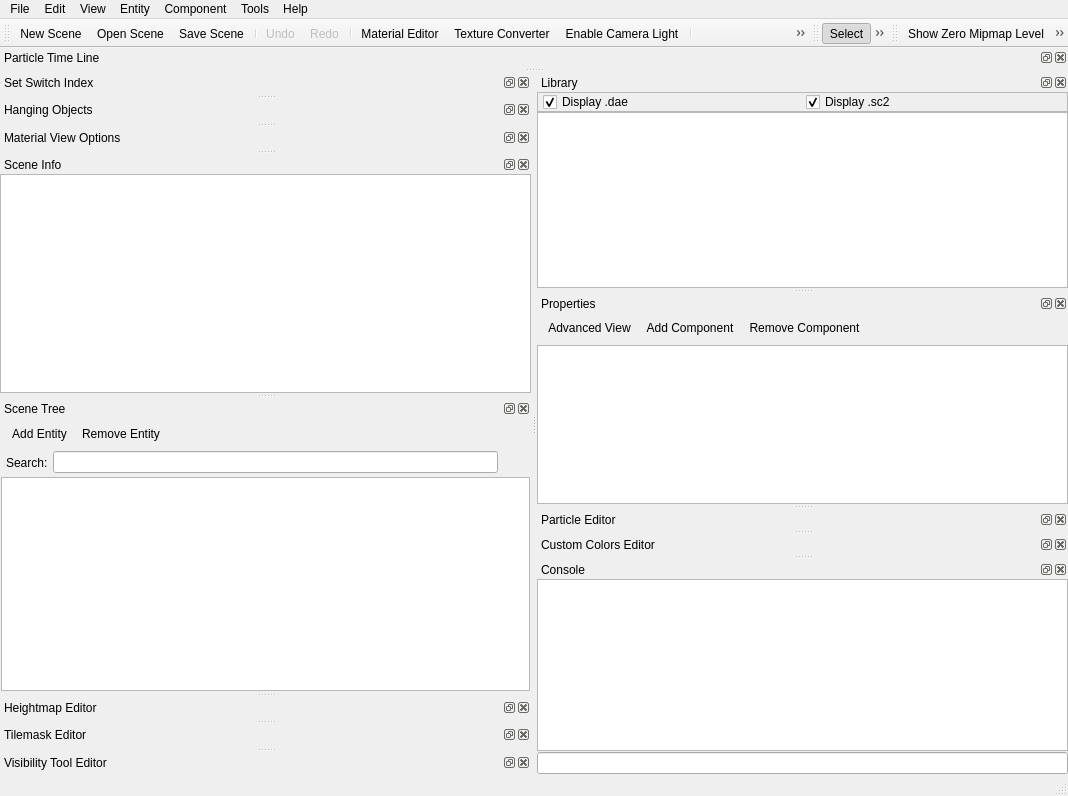
Old version of the form Tools/ResourceEditor/DataQt/mainwindow.ui in the repository xaoctech/dava.engine.
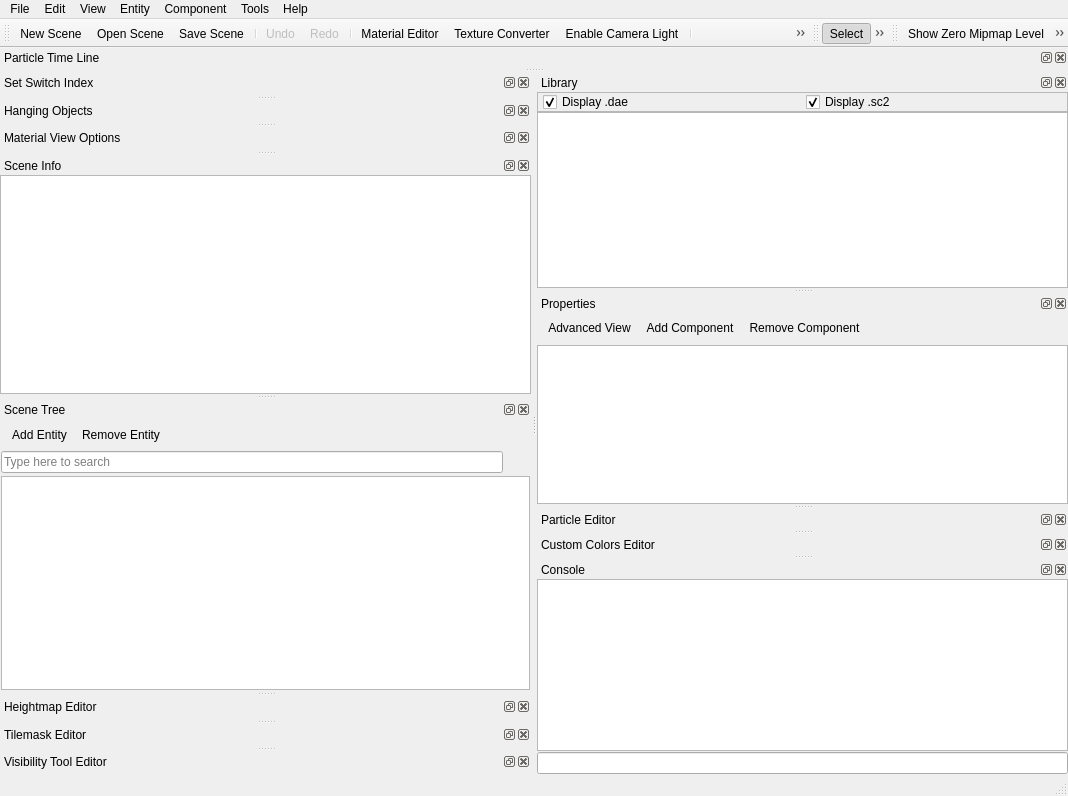
New version of the form. Icons and pictures are not drawn. Custom widgets are drawn as their Qt base class.

Diff of the .ui file:
```diff
--- a/Tools/ResourceEditor/DataQt/mainwindow.ui
+++ b/Tools/ResourceEditor/DataQt/mainwindow.ui
@@ -634,7 +634,7 @@
    <widget class="QWidget" name="dockSceneTreeContent">
     <layout class="QVBoxLayout" name="verticalLayout_9">
      <property name="spacing">
-      <number>3</number>
+      <number>2</number>
      </property>
      <property name="margin">
       <number>1</number>
@@ -661,33 +661,21 @@
       </widget>
      </item>
      <item>
-      <widget class="QWidget" name="widget_5" native="true">
+      <widget class="QFrame" name="frame_5">
        <layout class="QHBoxLayout" name="horizontalLayout">
         <property name="spacing">
-         <number>5</number>
-        </property>
-        <property name="leftMargin">
-         <number>5</number>
-        </property>
-        <property name="topMargin">
-         <number>0</number>
-        </property>
-        <property name="rightMargin">
          <number>3</number>
         </property>
-        <property name="bottomMargin">
+        <property name="margin">
          <number>0</number>
         </property>
         <item>
-         <widget class="QLabel" name="label">
-          <property name="text">
-           <string>Search:</string>
+         <widget class="QLineEdit" name="sceneTreeFilterEdit">
+          <property name="placeholderText">
+           <string>Type here to search</string>
           </property>
          </widget>
         </item>
-        <item>
-         <widget class="QLineEdit" name="sceneTreeFilterEdit"/>
-        </item>
         <item>
          <widget class="QToolButton" name="sceneTreeFilterClear">
           <property name="text">
```
